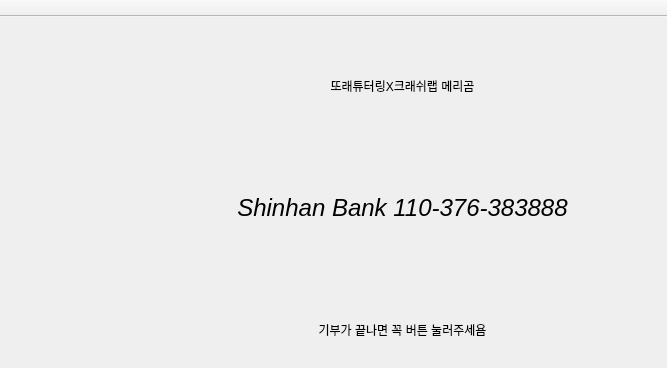
Old version of the form merry_wtwo/ui/merry_wtwo.ui in the repository benthebear93/Ui_donation_robot_2019Crashlab; both pictures show x 375 to 1042 and y 0 to 368 of the 1042 by 543 pixel window.
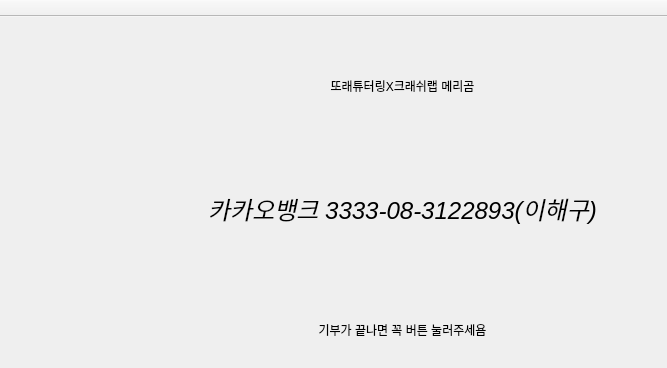
New version of the form. Icons and pictures are not drawn.

The edit to the form file:
```diff
--- a/merry_wtwo/ui/merry_wtwo.ui
+++ b/merry_wtwo/ui/merry_wtwo.ui
@@ -94,7 +94,7 @@
          </font>
         </property>
         <property name="text">
-         <string>Shinhan Bank 110-376-383888</string>
+         <string>카카오뱅크 3333-08-3122893(이해구)</string>
         </property>
         <property name="alignment">
          <set>Qt::AlignCenter</set>
```
